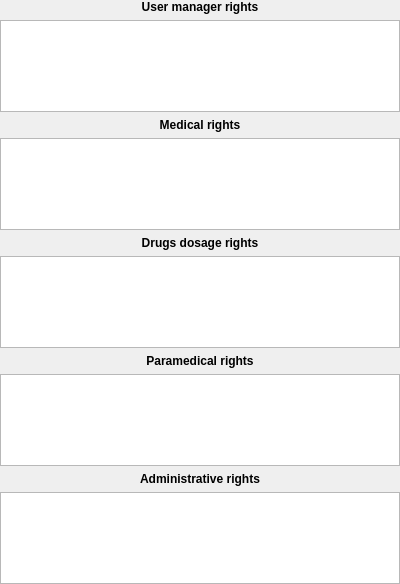
Above: plugins/usermanagerplugin/widgets/userviewer_medicalrights.ui from FreeHealth/freehealth before the change. Below: the same form after it.
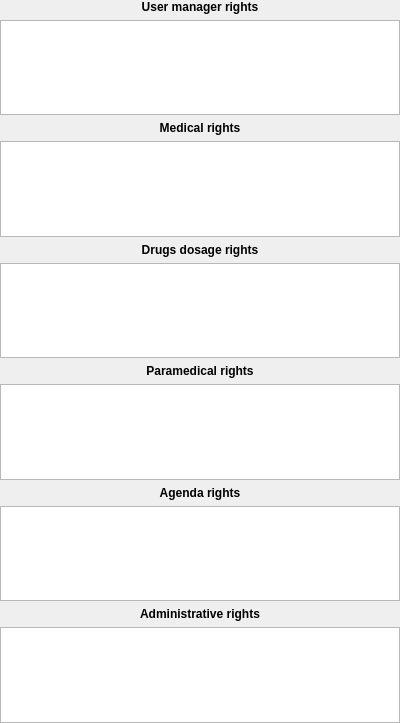
That is the form after the change. Custom widgets are drawn as their Qt base class.

Commit message:
User - adding AgendaRights - preparing new profiles in user creator wizard - adding new fields in userbase.USERS table (title && gender) --> needs to be recreated - improving the virtual user creation (adding log/pass, manage MySQL…)
MainWin:
- creation of virtual users corrected (they are valid now)

Agenda:
- Adding an user delegate widget
- Management of user delegation

Patch:
```diff
--- a/plugins/usermanagerplugin/widgets/userviewer_medicalrights.ui
+++ b/plugins/usermanagerplugin/widgets/userviewer_medicalrights.ui
@@ -7,7 +7,7 @@
     <x>0</x>
     <y>0</y>
     <width>400</width>
-    <height>584</height>
+    <height>723</height>
    </rect>
   </property>
   <property name="windowTitle">
@@ -102,7 +102,7 @@
       </font>
      </property>
      <property name="text">
-      <string>Administrative rights</string>
+      <string>Agenda rights</string>
      </property>
      <property name="alignment">
       <set>Qt::AlignCenter</set>
@@ -110,6 +110,25 @@
     </widget>
    </item>
    <item row="9" column="0">
+    <widget class="UserPlugin::Internal::UserRightsWidget" name="agendaRightsWidget"/>
+   </item>
+   <item row="10" column="0">
+    <widget class="QLabel" name="label_29">
+     <property name="font">
+      <font>
+       <weight>75</weight>
+       <bold>true</bold>
+      </font>
+     </property>
+     <property name="text">
+      <string>Administrative rights</string>
+     </property>
+     <property name="alignment">
+      <set>Qt::AlignCenter</set>
+     </property>
+    </widget>
+   </item>
+   <item row="11" column="0">
     <widget class="UserPlugin::Internal::UserRightsWidget" name="administrativeRightsWidget"/>
    </item>
   </layout>
```
The commit also changes 54 other files.
